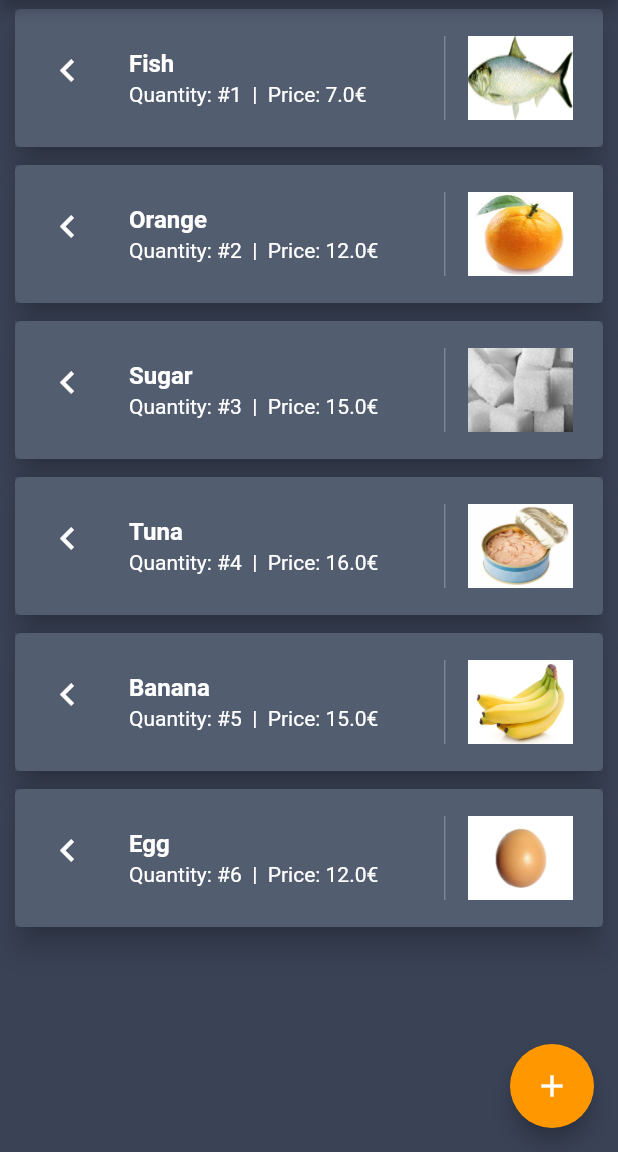
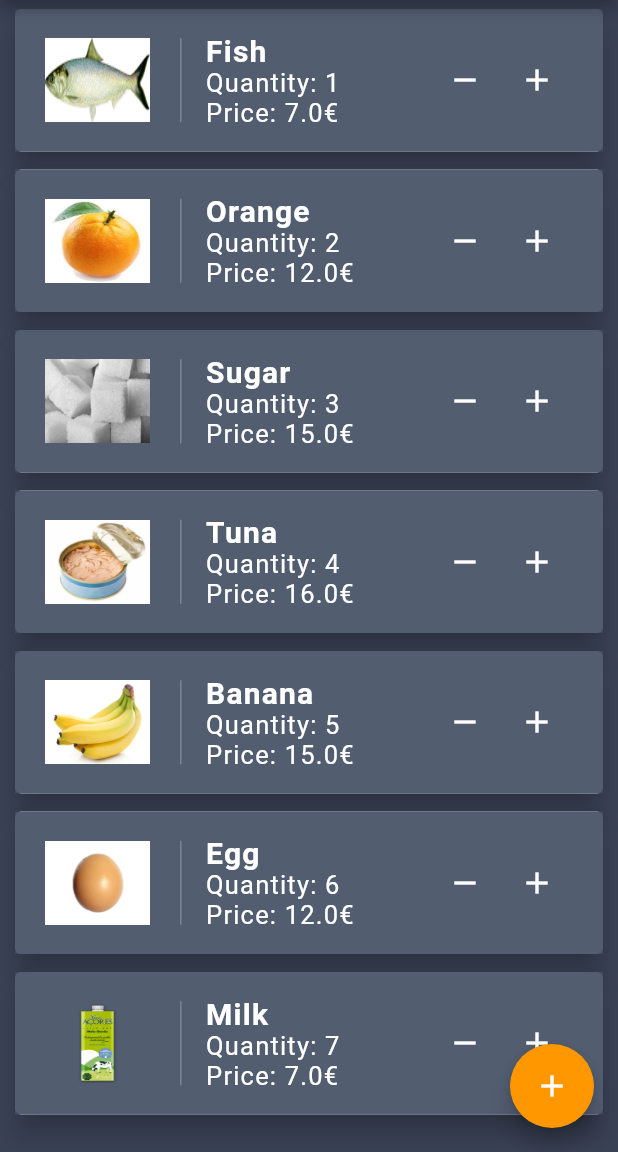
Before and after one commit to dmcesar/Shopping-List, a Flutter app: the screen it shows after launch, on a phone screen of 412 x 824 dp, the part 84-1236 px from its top. Run offline on Flutter 3.47's test engine with Material 2 defaults, Android fonts, the phone set to English and light mode, and no system bars.

Commit message:
FIX: Scrolling vertical adicionado na lista principal
Botões de incremento/desincremento de quantidade adicionados
(Mudança ligeira de layout)

```diff
--- a/lib/UI/list_item.dart
+++ b/lib/UI/list_item.dart
@@ -28,32 +28,14 @@ class ListItem extends StatelessWidget {
           /* List tile - Contains text and leading or trailing icon */
           child: ListTile(
             contentPadding: EdgeInsets.symmetric(
-                horizontal: 20.0, vertical: 10.0),
+                horizontal: 20.0, vertical: 12.0),
 
             /* Leading - Left arrow to tag/untag product */
-            leading: Icon(
-                Icons.keyboard_arrow_left, color: Colors.white,
-                size: 30.0),
-
-            /* Main text - Product name*/
-            title: Text(
-              this._product.name,
-              style: TextStyle(color: Colors.white,
-                  fontWeight: FontWeight.bold),
-            ),
-
-            /* Subtitle text - Quantity and total price */
-            subtitle: Text(
-                "Quantity: #${this._product.quantity}  |  Price: ${this._product.totalPrice}€",
-                style: TextStyle(color: Colors.white)
-            ),
-
-            /* Trailing - Border separator and product image */
-            trailing: Container(
-              padding: EdgeInsets.only(left: 15.0),
+            leading: Container(
+              padding: EdgeInsets.only(right: 20.0),
               decoration: BoxDecoration(
                 border: Border(
-                    left: BorderSide(
+                    right: BorderSide(
                       width: 1.0,
                       color: Colors.white24,
                     )
@@ -65,6 +47,56 @@ class ListItem extends StatelessWidget {
                 height: 70,
                 fit: BoxFit.fill,
               ),
+            ),
+
+            /* Main text - Product name*/
+            title: Text(
+              this._product.name,
+              style: TextStyle(
+                  color: Colors.white,
+                  fontWeight: FontWeight.bold,
+                  fontSize: 20,
+                  letterSpacing: 0.8,
+              ),
+            ),
+
+            /* Subtitle text - Quantity and total price */
+            subtitle: Text(
+                "Quantity: ${this._product.quantity}\nPrice: ${this._product.totalPrice}€",
+                style: TextStyle(
+                    color: Colors.white,
+                    fontSize: 17,
+                    letterSpacing: 0.8,
+                ),
+            ),
+
+            trailing: Row(
+
+              mainAxisSize: MainAxisSize.min,
+
+              children: <Widget>[
+
+                IconButton(
+                  icon: Icon(
+                      Icons.remove,
+                      color: Colors.white,
+                  ),
+                  tooltip: "Decrement product quantity",
+                  onPressed: () {
+
+                  },
+                ),
+                IconButton(
+                  icon: Icon(
+                      Icons.add,
+                      color: Colors.white
+                  ),
+                  tooltip: "Increment product quantity",
+                  onPressed: () {
+
+                  },
+                ),
+              ],
             ),
 
             onTap: () {
--- a/lib/UI/shopping_list_screen.dart
+++ b/lib/UI/shopping_list_screen.dart
@@ -35,6 +35,16 @@ class _ShoppingListPageState extends State<ShoppingListPage> {
 
       body: Center(
 
+        child: LayoutBuilder(
+          builder: (BuildContext context, BoxConstraints viewportConstraints) {
+
+            /* Enables vertical scrolling */
+            return SingleChildScrollView(
+              child: ConstrainedBox(
+                constraints: BoxConstraints(
+                    minHeight: viewportConstraints.maxHeight,
+                ),
+
                 /* Products displayed vertically */
                 child: Column(
 
@@ -51,20 +61,18 @@ class _ShoppingListPageState extends State<ShoppingListPage> {
 
                           /* If single object was received, return ListItem */
                           if (snapshot.data.runtimeType == Product) {
-
                             return ListItem(snapshot.data as Product);
 
+                          }
                           /* If list was received, return Column containing all ListItem objects*/
-                    } else {
-
+                          else {
                             var products = snapshot.data as List<Product>;
 
                             return Column(
                               children: List.generate(
                                   products.length,
-                            (index) {
-                            return ListItem(products[index]);
-                            }),
+                                      (index) => ListItem(products[index])
+                              ),
                             );
                           }
                         }
@@ -75,8 +83,15 @@ class _ShoppingListPageState extends State<ShoppingListPage> {
                   ],
                 ),
               ),
+            );
+          },
+        ),
+      ),
+
+      /* 'Add Product' form FAB */
       floatingActionButton: FloatingActionButton(
-        onPressed: () => Navigator.push(
+        onPressed: () =>
+            Navigator.push(
               context,
               MaterialPageRoute(
                 builder: (context) => ProductFormScreen(),
--- a/lib/data/product.dart
+++ b/lib/data/product.dart
@@ -37,7 +37,7 @@ class Product {
     const productNames = ["Fish", "Orange", "Sugar", "Tuna", "Banana", "Egg", "Milk"];
 
     return List.generate(
-          productNames.length - 1,
+          productNames.length,
               (index) =>
               Product(
                 'lib/assets/${productNames[index]}.jpg',
```
Lines whose indentation alone changed are shown as unchanged.
